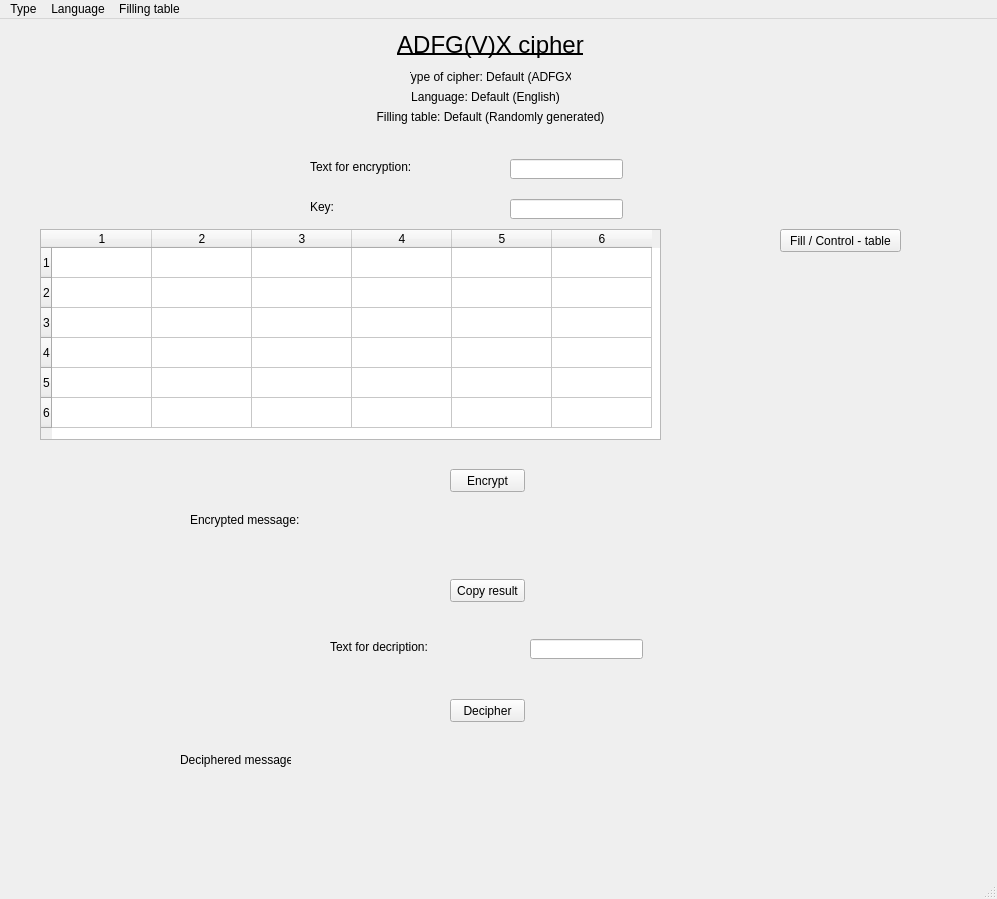
First picture: the form in 3_ADFGVX_cipher/gui.ui, repository kisar18/Cryptology_exercises, before the edit.
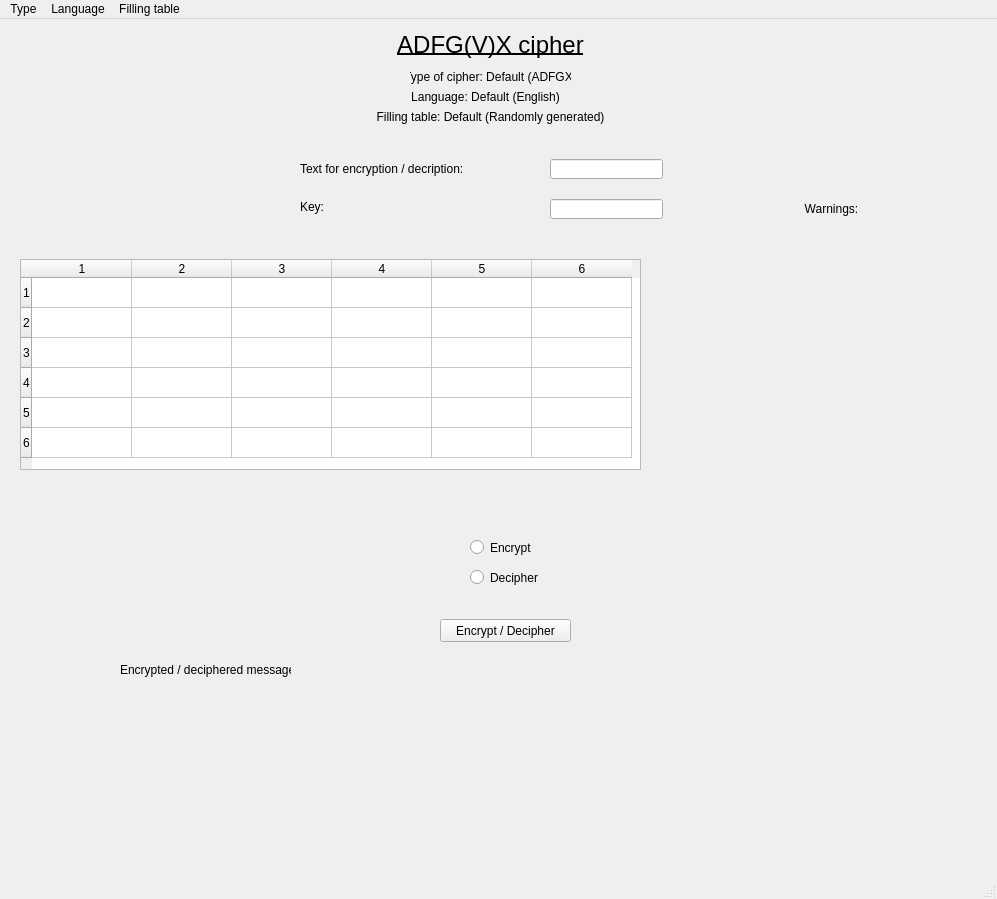
Second picture: the form after the edit.

Diff of the .ui file:
```diff
--- a/3_ADFGVX_cipher/gui.ui
+++ b/3_ADFGVX_cipher/gui.ui
@@ -39,20 +39,20 @@
    <widget class="QLabel" name="label">
     <property name="geometry">
      <rect>
-      <x>310</x>
+      <x>300</x>
       <y>140</y>
-      <width>131</width>
-      <height>16</height>
+      <width>181</width>
+      <height>20</height>
      </rect>
     </property>
     <property name="text">
-     <string>Text for encryption:</string>
+     <string>Text for encryption / decription:</string>
     </property>
    </widget>
    <widget class="QLabel" name="label_2">
     <property name="geometry">
      <rect>
-      <x>310</x>
+      <x>300</x>
       <y>180</y>
       <width>91</width>
       <height>16</height>
@@ -65,7 +65,7 @@
    <widget class="QLineEdit" name="messageInput">
     <property name="geometry">
      <rect>
-      <x>510</x>
+      <x>550</x>
       <y>140</y>
       <width>113</width>
       <height>20</height>
@@ -75,7 +75,7 @@
    <widget class="QLineEdit" name="keyInput">
     <property name="geometry">
      <rect>
-      <x>510</x>
+      <x>550</x>
       <y>180</y>
       <width>113</width>
       <height>20</height>
@@ -85,8 +85,8 @@
    <widget class="QTableWidget" name="tableWidget">
     <property name="geometry">
      <rect>
-      <x>40</x>
-      <y>210</y>
+      <x>20</x>
+      <y>240</y>
       <width>621</width>
       <height>211</height>
      </rect>
@@ -113,23 +113,23 @@
    <widget class="QLabel" name="label_3">
     <property name="geometry">
      <rect>
-      <x>190</x>
-      <y>490</y>
-      <width>111</width>
+      <x>120</x>
+      <y>640</y>
+      <width>171</width>
       <height>21</height>
      </rect>
     </property>
     <property name="text">
-     <string>Encrypted message:</string>
+     <string>Encrypted / deciphered message:</string>
     </property>
    </widget>
    <widget class="QLabel" name="encryptResult">
     <property name="geometry">
      <rect>
-      <x>320</x>
-      <y>490</y>
+      <x>310</x>
+      <y>640</y>
       <width>611</width>
-      <height>51</height>
+      <height>111</height>
      </rect>
     </property>
     <property name="text">
@@ -174,119 +174,31 @@
    <widget class="QPushButton" name="encrypt_btn">
     <property name="geometry">
      <rect>
-      <x>450</x>
-      <y>450</y>
-      <width>75</width>
-      <height>23</height>
-     </rect>
-    </property>
-    <property name="text">
-     <string>Encrypt</string>
-    </property>
-   </widget>
-   <widget class="QPushButton" name="copy_btn">
-    <property name="geometry">
-     <rect>
-      <x>450</x>
-      <y>560</y>
-      <width>75</width>
-      <height>23</height>
-     </rect>
-    </property>
-    <property name="text">
-     <string>Copy result</string>
-    </property>
-   </widget>
-   <widget class="QLabel" name="label_5">
-    <property name="geometry">
-     <rect>
-      <x>330</x>
-      <y>620</y>
+      <x>440</x>
+      <y>600</y>
       <width>131</width>
-      <height>16</height>
-     </rect>
-    </property>
-    <property name="text">
-     <string>Text for decription:</string>
-    </property>
-   </widget>
-   <widget class="QLineEdit" name="decipherInput">
-    <property name="geometry">
-     <rect>
-      <x>530</x>
-      <y>620</y>
-      <width>113</width>
-      <height>20</height>
-     </rect>
-    </property>
-   </widget>
-   <widget class="QLabel" name="label_4">
-    <property name="geometry">
-     <rect>
-      <x>180</x>
-      <y>730</y>
-      <width>111</width>
-      <height>21</height>
-     </rect>
-    </property>
-    <property name="text">
-     <string>Deciphered message:</string>
-    </property>
-   </widget>
-   <widget class="QPushButton" name="decipher_btn">
-    <property name="geometry">
-     <rect>
-      <x>450</x>
-      <y>680</y>
-      <width>75</width>
       <height>23</height>
      </rect>
     </property>
     <property name="text">
-     <string>Decipher</string>
-    </property>
-   </widget>
-   <widget class="QLabel" name="decipherResult">
-    <property name="geometry">
-     <rect>
-      <x>310</x>
-      <y>730</y>
-      <width>611</width>
-      <height>51</height>
-     </rect>
-    </property>
-    <property name="text">
-     <string/>
-    </property>
-    <property name="alignment">
-     <set>Qt::AlignCenter</set>
-    </property>
-   </widget>
-   <widget class="QPushButton" name="fillTable_btn">
-    <property name="geometry">
-     <rect>
-      <x>780</x>
-      <y>210</y>
-      <width>121</width>
-      <height>23</height>
-     </rect>
-    </property>
-    <property name="text">
-     <string>Fill / Control - table</string>
+     <string>Encrypt / Decipher</string>
     </property>
    </widget>
    <widget class="QLabel" name="warnings">
     <property name="geometry">
      <rect>
-      <x>690</x>
+      <x>650</x>
       <y>250</y>
-      <width>281</width>
+      <width>331</width>
       <height>161</height>
      </rect>
     </property>
     <property name="text">
      <string/>
     </property>
+    <property name="alignment">
+     <set>Qt::AlignHCenter|Qt::AlignTop</set>
+    </property>
    </widget>
    <widget class="QLabel" name="fillingTable_label">
     <property name="geometry">
@@ -304,6 +216,48 @@
      <set>Qt::AlignCenter</set>
     </property>
    </widget>
+   <widget class="QLabel" name="label_6">
+    <property name="geometry">
+     <rect>
+      <x>796</x>
+      <y>180</y>
+      <width>71</width>
+      <height>20</height>
+     </rect>
+    </property>
+    <property name="text">
+     <string>Warnings:</string>
+    </property>
+    <property name="alignment">
+     <set>Qt::AlignCenter</set>
+    </property>
+   </widget>
+   <widget class="QRadioButton" name="rb_encrypt">
+    <property name="geometry">
+     <rect>
+      <x>470</x>
+      <y>520</y>
+      <width>82</width>
+      <height>17</height>
+     </rect>
+    </property>
+    <property name="text">
+     <string>Encrypt</string>
+    </property>
+   </widget>
+   <widget class="QRadioButton" name="rb_decipher">
+    <property name="geometry">
+     <rect>
+      <x>470</x>
+      <y>550</y>
+      <width>82</width>
+      <height>17</height>
+     </rect>
+    </property>
+    <property name="text">
+     <string>Decipher</string>
+    </property>
+   </widget>
   </widget>
   <widget class="QMenuBar" name="menubar">
    <property name="geometry">
```
Left out of the diff: 4 changed lines with no effect on the pictures.
